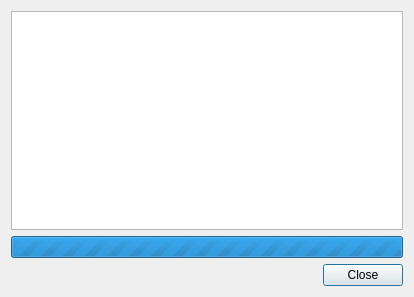
Old version of the form NiirdPad/QImportConsole.ui in the repository TheEclectus/NiirdPad.
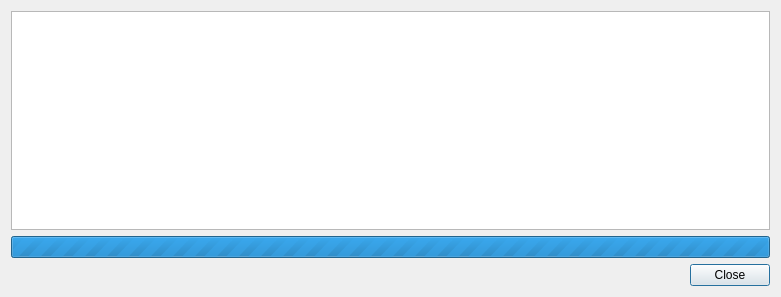
New version of the form.

```diff
--- a/NiirdPad/QImportConsole.ui
+++ b/NiirdPad/QImportConsole.ui
@@ -9,7 +9,7 @@
    <rect>
     <x>0</x>
     <y>0</y>
-    <width>414</width>
+    <width>781</width>
     <height>297</height>
    </rect>
   </property>
```
